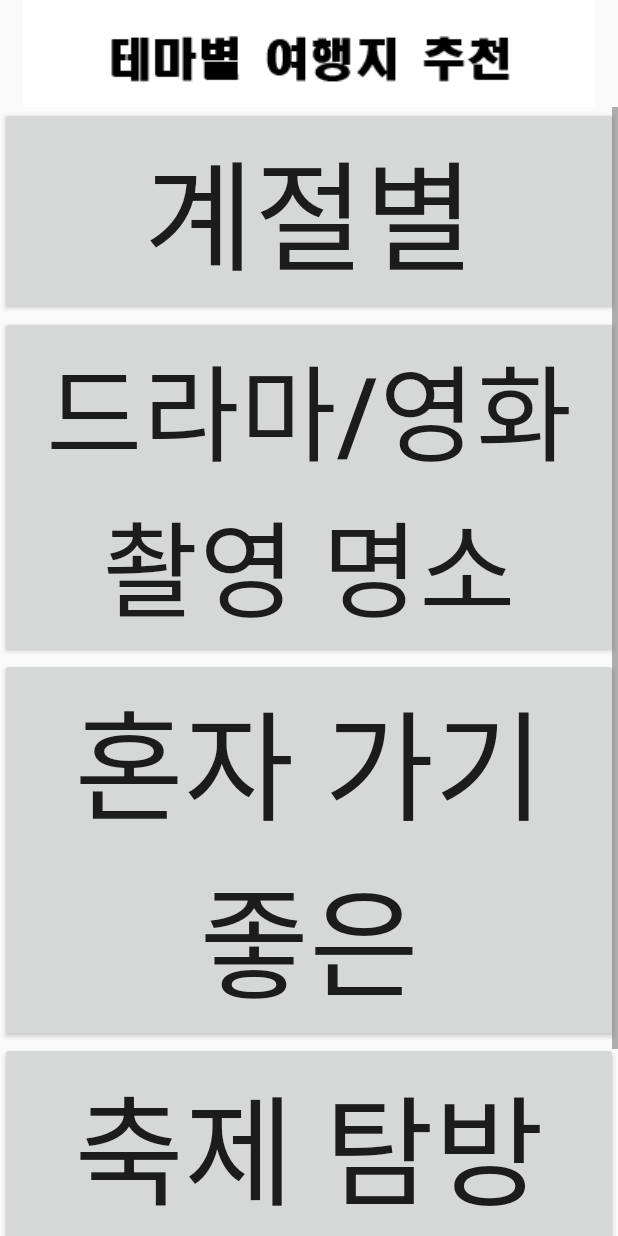
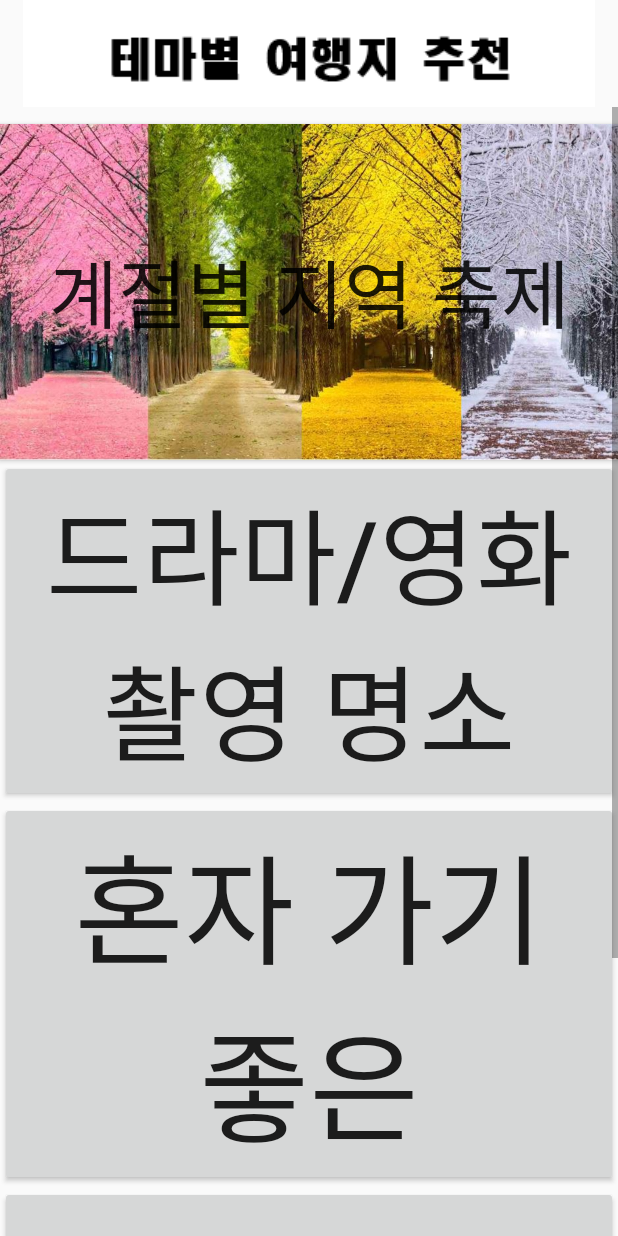
Before and after one commit to sooyeon-go/Trip-recommendation-App, an Android app: the layout fragment_theme.xml on its own in the app's theme, with its tools: preview values and no code run, on a phone screen of 412 x 824 dp. Run offline under Robolectric (Android 15) with nearby library versions, the phone set to English and light mode, and no system bars.

Commit message:
season's festival pic

```diff
--- a/Application/app/src/main/res/layout/activity_bookmark.xml
+++ b/Application/app/src/main/res/layout/activity_bookmark.xml
@@ -29,10 +29,9 @@
         android:layout_height="wrap_content"
         android:src="@drawable/bookmark_title">
     </ImageView>
+
     <androidx.recyclerview.widget.RecyclerView
-        android:layout_height="match_parent"
+        android:id="@+id/recyclerview"
         android:layout_width="match_parent"
-        android:id="@+id/recyclerview"
-        >
-    </androidx.recyclerview.widget.RecyclerView>
+        android:layout_height="match_parent"></androidx.recyclerview.widget.RecyclerView>
 </LinearLayout>
--- a/Application/app/src/main/res/layout/fragment_theme.xml
+++ b/Application/app/src/main/res/layout/fragment_theme.xml
@@ -20,13 +20,16 @@
                 android:layout_width="match_parent"
                 android:layout_height="match_parent"
                 android:orientation="vertical">
-               <Button
-                   android:id="@+id/btn_season"
-                   android:layout_width="match_parent"
-                   android:layout_height="wrap_content"
-                   android:text="계절별"
-                   android:textSize="80sp">
-               </Button>
+
+                <Button
+                    android:id="@+id/btn_season"
+                    android:layout_width="match_parent"
+                    android:layout_height="224dp"
+                    android:background="@drawable/season"
+
+                    android:text="계절별 지역 축제"
+                    android:layout_marginTop="11dp"
+                    android:textSize="50sp"></Button>
                 <Button
                     android:id="@+id/btn_studoi_set"
                     android:layout_width="match_parent"
```
Also changed, not shown: Application/app/src/main/res/drawable-v24/season.JPG (added).
